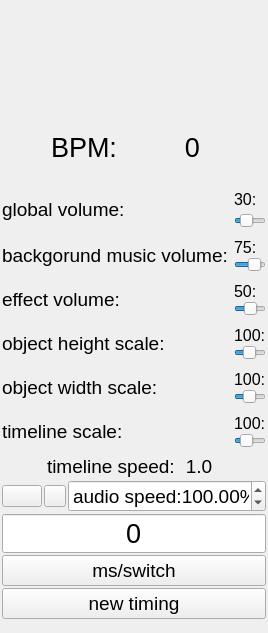
The window that src/ui/controllers/timecontroller.ui (xiangCaO233/MusicMapMaker) describes before a commit, drawn with Qt 5.
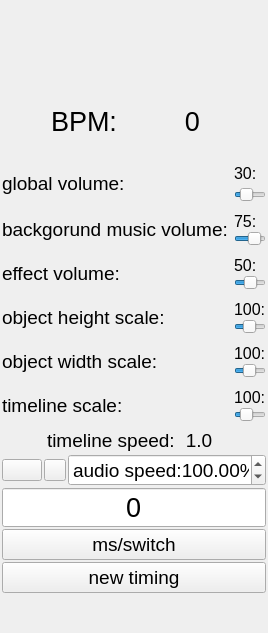
The same window after the commit. Icons and pictures are not drawn.

```diff
--- a/src/ui/controllers/timecontroller.ui
+++ b/src/ui/controllers/timecontroller.ui
@@ -32,34 +32,8 @@
    <property name="bottomMargin">
     <number>2</number>
    </property>
-   <item>
-    <spacer name="verticalSpacer_3">
-     <property name="orientation">
-      <enum>Qt::Orientation::Vertical</enum>
-     </property>
-     <property name="sizeHint" stdset="0">
-      <size>
-       <width>20</width>
-       <height>40</height>
-      </size>
-     </property>
-    </spacer>
-   </item>
    <item>
     <layout class="QVBoxLayout" name="verticalLayout_6">
-     <item>
-      <spacer name="verticalSpacer_2">
-       <property name="orientation">
-        <enum>Qt::Orientation::Vertical</enum>
-       </property>
-       <property name="sizeHint" stdset="0">
-        <size>
-         <width>20</width>
-         <height>40</height>
-        </size>
-       </property>
-      </spacer>
-     </item>
      <item>
       <widget class="QLabel" name="music_album">
        <property name="text">
```
